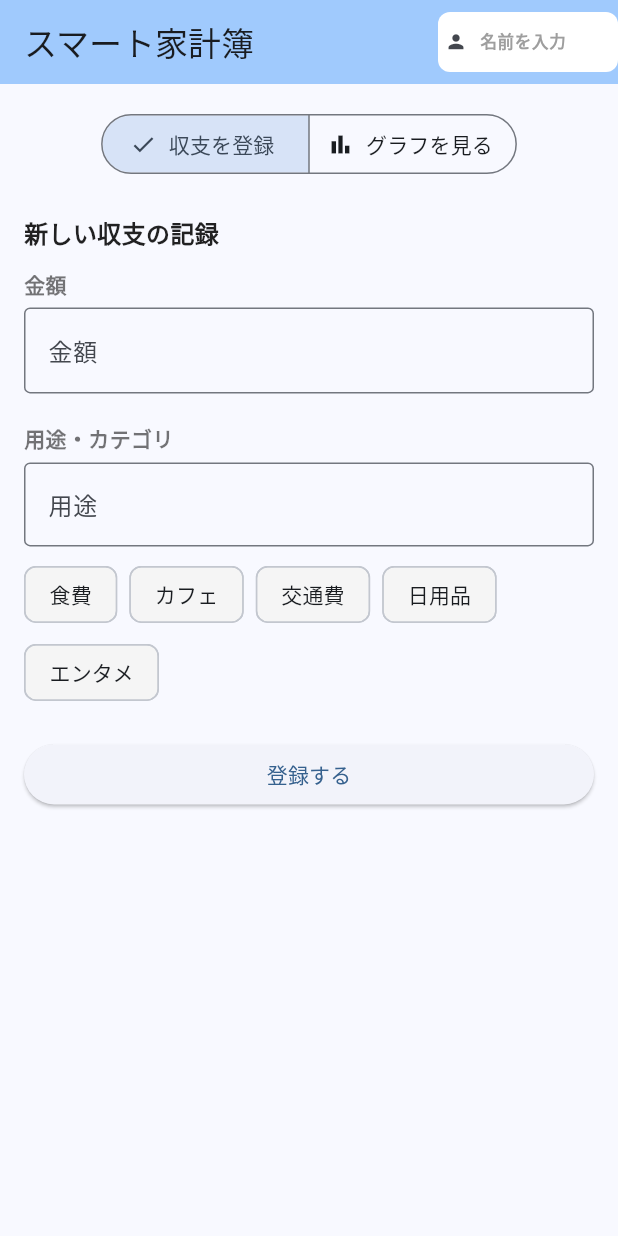
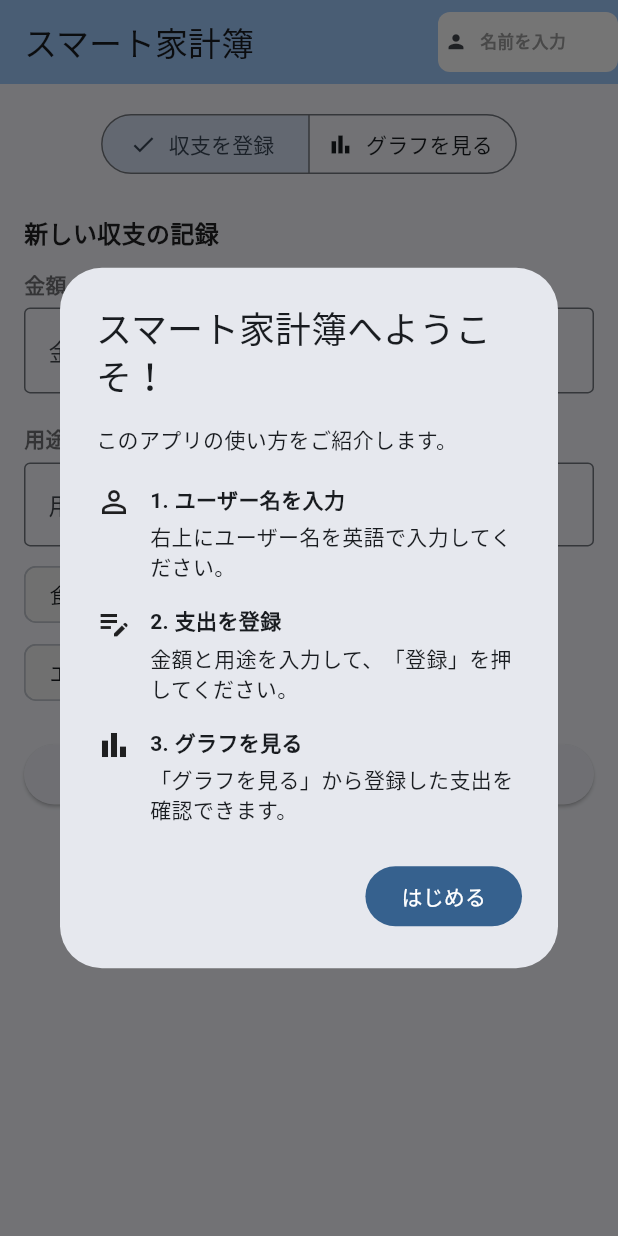
Before and after one commit to bluecat101/budget_book_backend, a Flutter app: the screen it shows after launch, on a phone screen of 412 x 824 dp. Run offline on Flutter 3.47's test engine with Material 3 defaults, Android fonts, the phone set to English and light mode, and no system bars; our stand-ins replace fl_chart, flutter_dotenv, shared_preferences.

Commit message:
初回起動時のみintroductionの追加

```diff
--- a/lib/main.dart
+++ b/lib/main.dart
@@ -1,6 +1,7 @@
 import 'package:budget_book/screens/expense_chart_screen.dart';
 import 'package:budget_book/screens/expense_entry_screen.dart';
 import 'package:budget_book/services/user_preference_service.dart';
+import 'package:budget_book/widgets/introduction_dialog.dart';
 import 'package:flutter_dotenv/flutter_dotenv.dart';
 import 'package:flutter/material.dart';
 import 'package:flutter_localizations/flutter_localizations.dart';
@@ -54,7 +55,25 @@ class _HomeScreenState extends State<HomeScreen> {
   @override
   void initState() {
     super.initState();
-    _loadSavedUser();
+    _initializeApp();
+  }
+
+  // アプリ起動時の初期化
+  Future<void> _initializeApp() async {
+    await _loadSavedUser();
+
+    // 紹介画面を表示済みか確認
+    final hasSeenIntroduction =
+        await UserPreferenceService.hasSeenIntroduction();
+
+    if (!hasSeenIntroduction && mounted) {
+      // 画面の初回描画後に紹介画面を表示
+      WidgetsBinding.instance.addPostFrameCallback((_) {
+        if (mounted) {
+          _showIntroductionDialog();
+        }
+      });
+    }
   }
 
   // アプリ起動時に保存されていた直近の名前を読み込む
@@ -177,4 +196,14 @@ class _HomeScreenState extends State<HomeScreen> {
       ),
     );
   }
+
+  Future<void> _showIntroductionDialog() async {
+    await showDialog<void>(
+      context: context,
+      barrierDismissible: false,
+      builder: (_) => const IntroductionDialog(),
+    );
+
+    await UserPreferenceService.setIntroductionSeen();
+  }
 }
--- a/lib/services/user_preference_service.dart
+++ b/lib/services/user_preference_service.dart
@@ -2,10 +2,11 @@ import 'package:shared_preferences/shared_preferences.dart';
 
 class UserPreferenceService {
   static const String _keyLastUser = 'last_entered_user';
-  // ★ 追加: 用途履歴用のキー
   static const String _keyRecentItems = 'recent_expense_items';
-
-  // 直近のユーザー名保存
+  static const String _keyIntroductionSeen = 'introduction_seen';
+  // ==========================
+  // 直近のユーザー名を保存するためのメソッド
+  // ==========================
   static Future<void> saveLastUser(String name) async {
     final prefs = await SharedPreferences.getInstance();
     await prefs.setString(_keyLastUser, name);
@@ -17,9 +18,9 @@ class UserPreferenceService {
     return prefs.getString(_keyLastUser) ?? '';
   }
 
-  // === ★ここから用途履歴用の追加メソッド===
-
-  // 直近の用途リストを保存
+  // ==========================
+  // 直近の用途リストの保存と取得
+  // ==========================
   static Future<void> saveRecentItems(List<String> items) async {
     final prefs = await SharedPreferences.getInstance();
     await prefs.setStringList(_keyRecentItems, items);
@@ -30,4 +31,20 @@ class UserPreferenceService {
     final prefs = await SharedPreferences.getInstance();
     return prefs.getStringList(_keyRecentItems) ?? [];
   }
+
+  // ==========================
+  // 初回起動時のチュートリアル表示済みフラグの保存と取得
+  // ==========================
+
+  // Introduction を表示したことがあるか確認
+  static Future<bool> hasSeenIntroduction() async {
+    final prefs = await SharedPreferences.getInstance();
+    return prefs.getBool(_keyIntroductionSeen) ?? false;
+  }
+
+  // Introduction を表示済みにする
+  static Future<void> setIntroductionSeen() async {
+    final prefs = await SharedPreferences.getInstance();
+    await prefs.setBool(_keyIntroductionSeen, true);
+  }
 }
--- /dev/null
+++ b/lib/widgets/introduction_dialog.dart
@@ -0,0 +1,78 @@
+import 'package:flutter/material.dart';
+
+class IntroductionDialog extends StatelessWidget {
+  const IntroductionDialog({super.key});
+
+  @override
+  Widget build(BuildContext context) {
+    return AlertDialog(
+      title: const Text('スマート家計簿へようこそ！'),
+      content: const SingleChildScrollView(
+        child: Column(
+          mainAxisSize: MainAxisSize.min,
+          crossAxisAlignment: CrossAxisAlignment.start,
+          children: [
+            Text('このアプリの使い方をご紹介します。'),
+            SizedBox(height: 20),
+            _IntroductionStep(
+              icon: Icons.person_outline,
+              title: '1. ユーザー名を入力',
+              description: '右上にユーザー名を英語で入力してください。',
+            ),
+            SizedBox(height: 16),
+            _IntroductionStep(
+              icon: Icons.edit_note,
+              title: '2. 支出を登録',
+              description: '金額と用途を入力して、「登録」を押してください。',
+            ),
+            SizedBox(height: 16),
+            _IntroductionStep(
+              icon: Icons.bar_chart,
+              title: '3. グラフを見る',
+              description: '「グラフを見る」から登録した支出を確認できます。',
+            ),
+          ],
+        ),
+      ),
+      actions: [
+        FilledButton(
+          onPressed: () => Navigator.of(context).pop(),
+          child: const Text('はじめる'),
+        ),
+      ],
+    );
+  }
+}
+
+class _IntroductionStep extends StatelessWidget {
+  const _IntroductionStep({
+    required this.icon,
+    required this.title,
+    required this.description,
+  });
+
+  final IconData icon;
+  final String title;
+  final String description;
+
+  @override
+  Widget build(BuildContext context) {
+    return Row(
+      crossAxisAlignment: CrossAxisAlignment.start,
+      children: [
+        Icon(icon),
+        const SizedBox(width: 12),
+        Expanded(
+          child: Column(
+            crossAxisAlignment: CrossAxisAlignment.start,
+            children: [
+              Text(title, style: const TextStyle(fontWeight: FontWeight.bold)),
+              const SizedBox(height: 4),
+              Text(description),
+            ],
+          ),
+        ),
+      ],
+    );
+  }
+}
```
